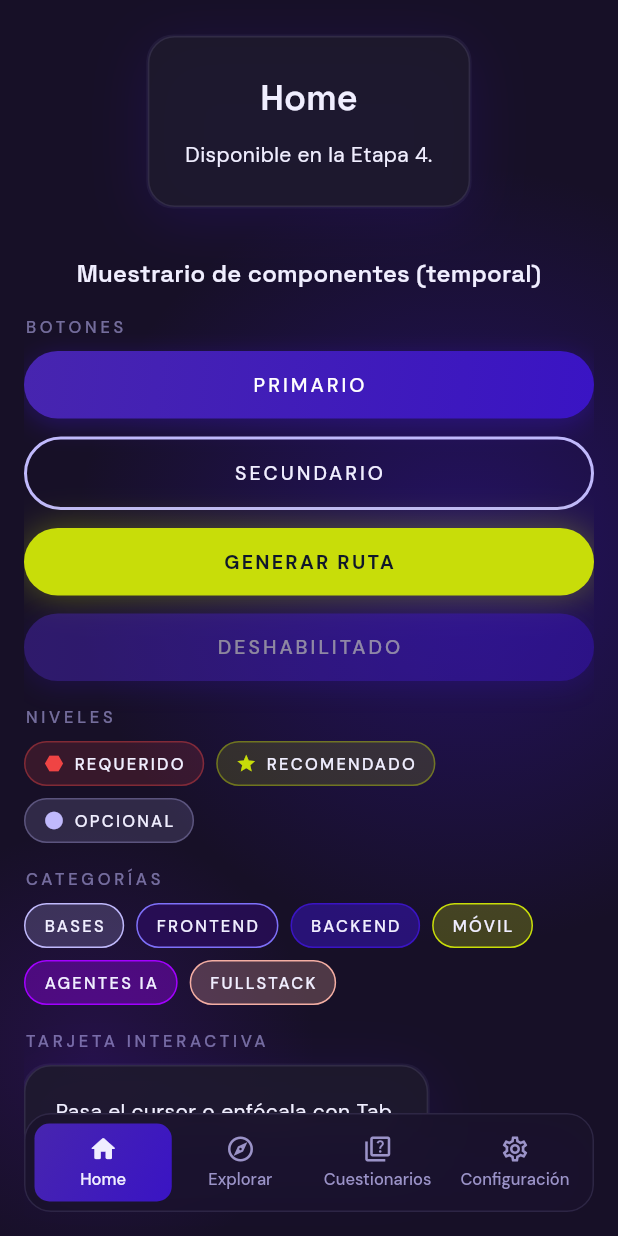
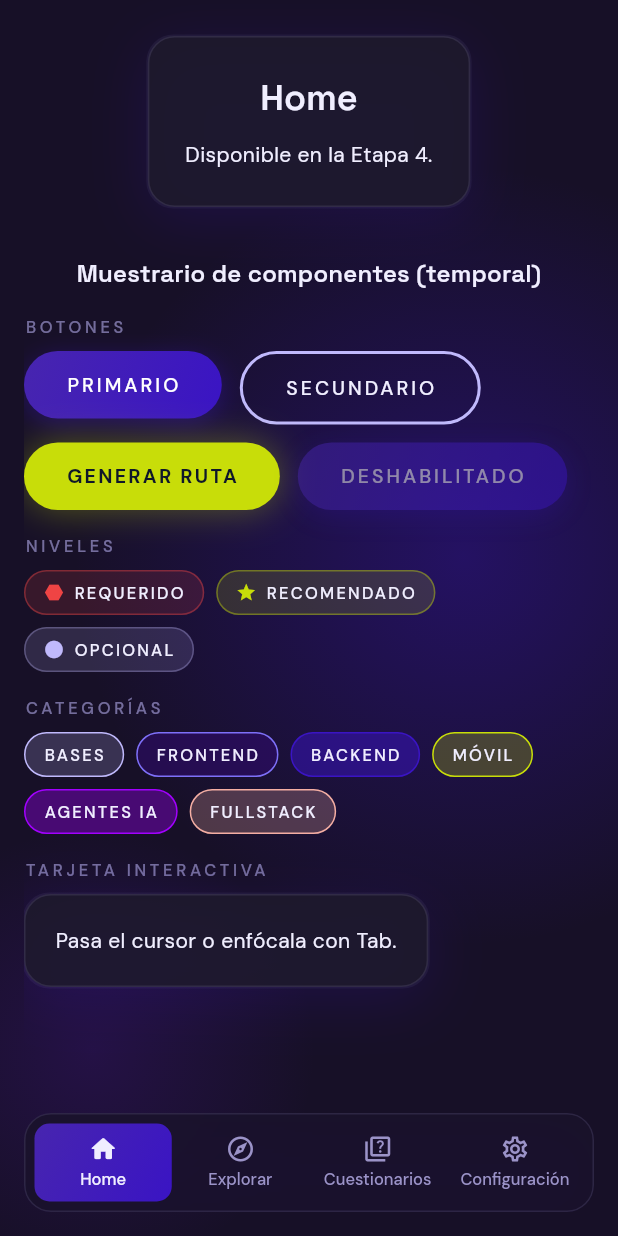
Before and after one commit to theplomos/techBrain, a Flutter app: the screen it shows after launch, on a phone screen of 412 x 824 dp. Run offline on Flutter 3.47's test engine with Material 3 defaults, Android fonts, the phone set to English and light mode, and no system bars; our stand-ins replace flutter_riverpod, go_router, riverpod_annotation; generated files the repository leaves out were written again.

Commit message:
feat(frontend): implement focus ring for interactive elements and adjust PillButton width

```diff
--- a/frontend/lib/config/theme/app_tokens.dart
+++ b/frontend/lib/config/theme/app_tokens.dart
@@ -1,4 +1,6 @@
 import 'package:flutter/material.dart';
+
+import 'app_colors.dart';
 
 /// Radios de esquina.
 abstract final class AppRadii {
@@ -65,6 +67,16 @@ abstract final class AppMotion {
   static const Curve hoverCurve = Cubic(0.16, 1, 0.3, 1);
 }
 
+/// Anillo de foco común a todos los controles enfocables (RNF-11).
+///
+/// Se pinta siempre con `foregroundDecoration`, nunca con `border`: así el
+/// control no cambia de tamaño al enfocarlo y no desplaza el layout. El radio
+/// del anillo es el del control que lo lleva.
+abstract final class AppFocus {
+  static const double ringWidth = 2.0;
+  static const Color ringColor = AppColors.accentLavender;
+}
+
 /// Intensidad de los desenfoques.
 abstract final class AppBlur {
   /// Sigma del BackdropFilter de las barras de navegación.
--- a/frontend/lib/shared/widgets/glass_container.dart
+++ b/frontend/lib/shared/widgets/glass_container.dart
@@ -74,6 +74,15 @@ class _GlassContainerState extends State<GlassContainer> {
         ),
         boxShadow: _highlighted ? AppShadows.glowLg : AppShadows.glowSm,
       ),
+      foregroundDecoration: _focused
+          ? BoxDecoration(
+              borderRadius: radius,
+              border: Border.all(
+                color: AppFocus.ringColor,
+                width: AppFocus.ringWidth,
+              ),
+            )
+          : null,
       child: widget.child,
     );
 
--- a/frontend/lib/shared/widgets/pill_button.dart
+++ b/frontend/lib/shared/widgets/pill_button.dart
@@ -114,7 +114,6 @@ class _PillButtonState extends State<PillButton> {
       ),
       constraints: const BoxConstraints(minHeight: 44.0, minWidth: 44.0),
       padding: const EdgeInsets.symmetric(horizontal: 28.0, vertical: 13.0),
-      alignment: Alignment.center,
       decoration: _decoration,
       child: content,
     );
@@ -157,7 +156,7 @@ class _PillButtonState extends State<PillButton> {
           child: GestureDetector(
             behavior: HitTestBehavior.opaque,
             onTap: onPressed,
-            child: Opacity(opacity: 1.0, child: button),
+            child: button,
           ),
         ),
       ),
```
Also changed, not shown: 3 other files.
